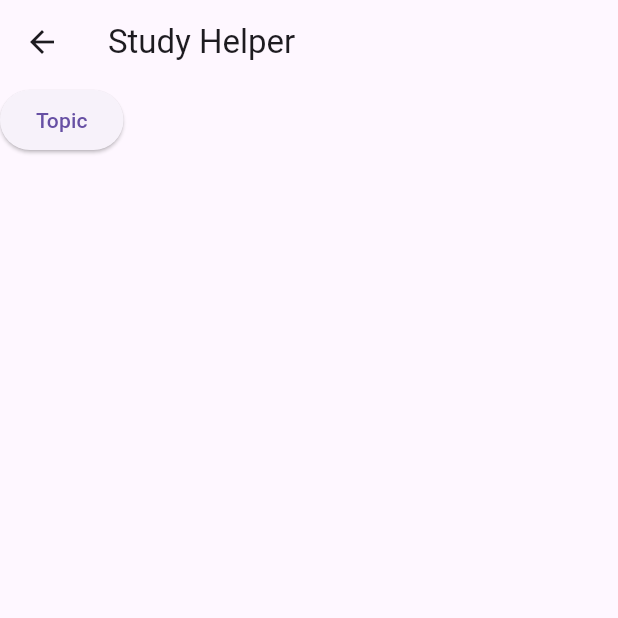
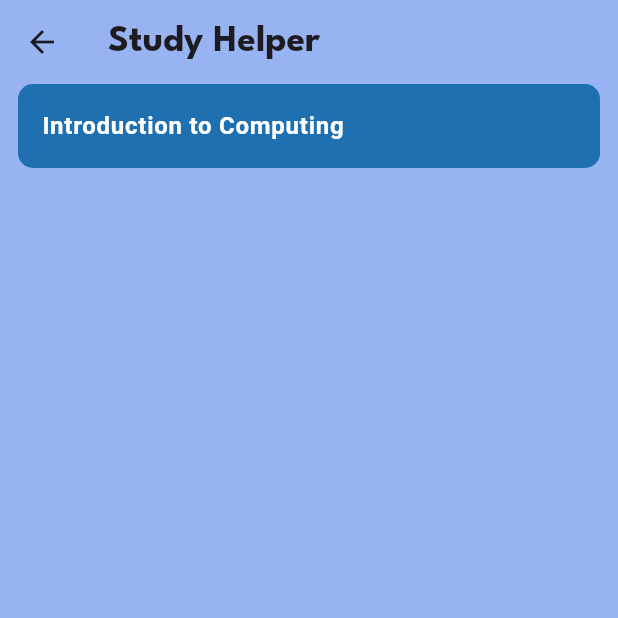
Before and after one commit to olopsc-rxaliman/ai-integration-project, a Flutter app: the screen it shows after launch, after a tap on "Study Helper", on a phone screen of 412 x 824 dp, the top half of it. Run offline on Flutter 3.47's test engine with Material 3 defaults, Android fonts, the phone set to English and light mode, and no system bars; our stand-ins replace animated_splash_screen, page_transition.

Commit message:
Added UI to Homepage and other pages

```diff
--- /dev/null
+++ b/lib/components/app_button_widget.dart
@@ -0,0 +1,56 @@
+import "package:flutter/material.dart";
+
+class AppButtonWidget extends StatelessWidget {
+  final String title;
+  final Widget icon;
+  final Widget nextPage;
+
+  const AppButtonWidget({
+    super.key,
+    required this.title,
+    required this.icon,
+    required this.nextPage,
+  });
+
+  @override
+  Widget build(BuildContext context) {
+    return Card(
+      child: Ink(
+        decoration: BoxDecoration(
+          color: Colors.white,
+          borderRadius: BorderRadius.circular(10),
+        ),
+        child: InkWell(
+          splashFactory: InkRipple.splashFactory,
+          borderRadius: BorderRadius.circular(10),
+          highlightColor: Colors.black.withOpacity(0.05),
+          splashColor: Colors.black.withOpacity(0.1),
+          onTap: () {
+            Navigator.push(context, MaterialPageRoute(builder: (context) => nextPage));
+          },
+          child: Padding(
+            padding: const EdgeInsets.symmetric(
+              horizontal: 20.0,
+              vertical: 12.0,
+            ),
+            child: Column(
+              mainAxisAlignment: MainAxisAlignment.center,
+              children: [
+                icon,
+                Text(
+                  title,
+                  style: const TextStyle(
+                    fontSize: 28,
+                    color: Color(0xFF00adff),
+                    fontFamily: "LeagueSpartan",
+                    fontWeight: FontWeight.bold,
+                  ),
+                ),
+              ],
+            ),
+          ),
+        ),
+      ),
+    );
+  }
+}
--- /dev/null
+++ b/lib/components/home_drawer.dart
@@ -0,0 +1,35 @@
+import "package:flutter/material.dart";
+
+class HomeDrawer extends StatelessWidget {
+  const HomeDrawer({super.key});
+
+  @override
+  Widget build(BuildContext context) {
+    return Drawer(
+      child: SafeArea(
+        child: Column(
+          crossAxisAlignment: CrossAxisAlignment.start,
+          children: [
+            ListTile(
+              leading: const Icon(
+                Icons.developer_mode,
+                color: Colors.black87,
+              ),
+              title: const Text(
+                "Developers",
+                style: TextStyle(
+                  color: Colors.black87,
+                  fontWeight: FontWeight.bold,
+                  fontSize: 14,
+                ),
+              ),
+              onTap: () {
+
+              },
+            )
+          ],
+        ),
+      ),
+    );
+  }
+}
--- /dev/null
+++ b/lib/components/topic_button_widget.dart
@@ -0,0 +1,33 @@
+import "package:flutter/material.dart";
+
+class TopicButtonWidget extends StatelessWidget {
+  const TopicButtonWidget({super.key});
+
+  @override
+  Widget build(BuildContext context) {
+    return Ink(
+      decoration: BoxDecoration(
+        borderRadius: BorderRadius.circular(10),
+        color: const Color(0xFF1f70b1),
+      ),
+      child: InkWell(
+        onTap: () {
+
+        },
+        splashFactory: InkRipple.splashFactory,
+        borderRadius: BorderRadius.circular(10),
+        highlightColor: Colors.black.withOpacity(0.05),
+        splashColor: Colors.black.withOpacity(0.1),
+        child: const ListTile(
+          title: Text(
+            "Introduction to Computing",
+            style: TextStyle(
+              color: Colors.white,
+              fontWeight: FontWeight.bold,
+            ),
+          ),
+        ),
+      ),
+    );
+  }
+}
--- a/lib/pages/home_page.dart
+++ b/lib/pages/home_page.dart
@@ -1,3 +1,5 @@
+import 'package:ai_integration_project/components/app_button_widget.dart';
+import 'package:ai_integration_project/components/home_drawer.dart';
 import "package:flutter/material.dart";
 import 'study_helper_page.dart';
 
@@ -12,16 +14,38 @@ class _HomePageState extends State<HomePage> {
   @override
   Widget build(BuildContext context) {
     return Scaffold(
-      backgroundColor: Colors.blue,
-      body: Center(
-        child: Column(
+      appBar: AppBar(
+        backgroundColor: const Color(0xFF00adff),
+        foregroundColor: Colors.white,
+        title: const Text(
+          "App Dashboard",
+          style: TextStyle(
+            fontFamily: "LeagueSpartan",
+            fontWeight: FontWeight.bold,
+            fontSize: 25,
+          ),
+        ),
+      ),
+      drawer: const HomeDrawer(),
+      backgroundColor: const Color(0xFF00adff),
+      body: Padding(
+        padding: const EdgeInsets.only(top: 20),
+        child: Row(
           mainAxisAlignment: MainAxisAlignment.center,
           children: [
-            ElevatedButton(onPressed: (){
-              Navigator.push(context, MaterialPageRoute(builder: (context) => const StudyHelperPage()));
-            }
-            , child: const Text('Study Helper'),
-            )
+            Column(
+              mainAxisAlignment: MainAxisAlignment.start,
+              children: [
+                AppButtonWidget(
+                  title: "Study Helper",
+                  icon: Image.asset(
+                    'lib/resources/images/gemini.png',
+                    scale: 3,
+                  ),
+                  nextPage: const StudyHelperPage(),
+                ),
+              ],
+            ),
           ],
         ),
       ),
--- a/lib/pages/launch_page.dart
+++ b/lib/pages/launch_page.dart
@@ -26,7 +26,7 @@ class LaunchPage extends StatelessWidget {
                 "AI Learn",
                 style: TextStyle(
                   fontFamily: 'LeagueSpartan',
-                  color: Colors.lightBlue,
+                  color: Color(0xFF00adff),
                   fontWeight: FontWeight.bold,
                   fontSize: 40,
                 ),
--- a/lib/pages/study_helper_page.dart
+++ b/lib/pages/study_helper_page.dart
@@ -1,3 +1,4 @@
+import 'package:ai_integration_project/components/topic_button_widget.dart';
 import 'package:flutter/material.dart';
 
 class StudyHelperPage extends StatelessWidget {
@@ -8,19 +9,23 @@ class StudyHelperPage extends StatelessWidget {
   Widget build(BuildContext context) {
     return Scaffold(
       appBar: AppBar(
-        title: const Text("Study Helper"),
+        title: const Text(
+          "Study Helper",
+          style: TextStyle(
+            fontFamily: "LeagueSpartan",
+            fontWeight: FontWeight.bold,
+            fontSize: 25,
+          ),
+        ),
+        backgroundColor: const Color(0xFF97b3f2),
       ),
-      body: Column(
-        mainAxisAlignment: MainAxisAlignment.start,
-          children: [
-            ElevatedButton(onPressed: (){
-              Navigator.push(context, MaterialPageRoute(builder: (context) => const StudyHelperPage())
-              );
-            }
-            , child: const Text('Topic'),
-            ),
-          ],
-      ),
-      );
+      backgroundColor: const Color(0xFF97b3f2),
+      body: ListView(
+        padding: const EdgeInsets.symmetric(horizontal: 12),
+        children: const [
+          TopicButtonWidget(),
+        ],
+      )
+    );
   }
 }
```
Also changed, not shown: 1 other file.
